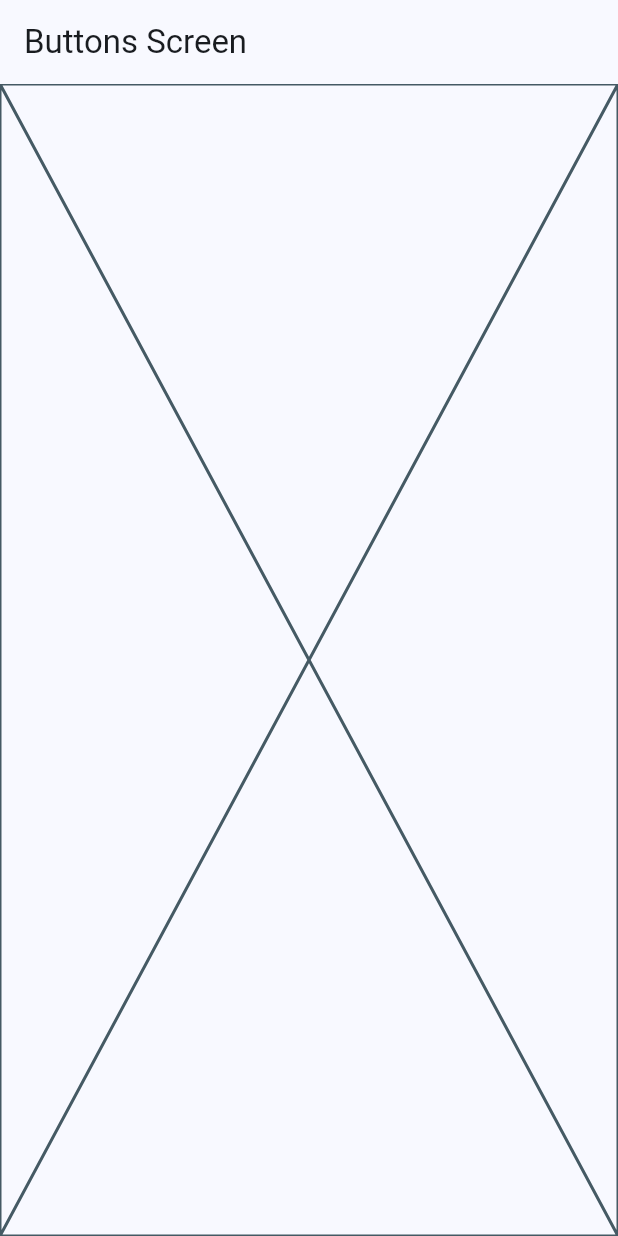
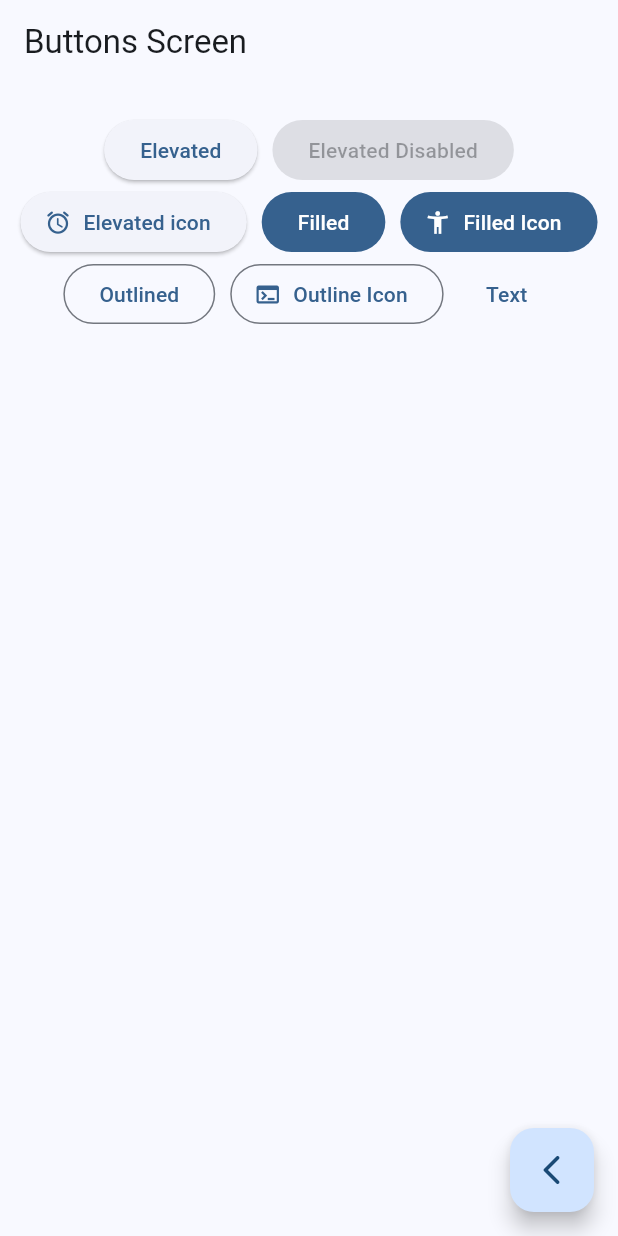
Before and after one commit to juddcito/flutter_widgets_app, a Flutter app: the ButtonsScreen screen opened by its route, on a phone screen of 412 x 824 dp. Run offline on Flutter 3.47's test engine with Material 2 defaults, Android fonts, the phone set to English and light mode, and no system bars; our stand-ins replace go_router.

Commit message:
Butons screen

```diff
--- a/lib/presentation/screens/buttons/buttons_screen.dart
+++ b/lib/presentation/screens/buttons/buttons_screen.dart
@@ -1,4 +1,5 @@
 import 'package:flutter/material.dart';
+import 'package:go_router/go_router.dart';
 
 class ButtonsScreen extends StatelessWidget {
   const ButtonsScreen({super.key});
@@ -7,9 +8,59 @@ class ButtonsScreen extends StatelessWidget {
   Widget build(BuildContext context) {
     return Scaffold(
       appBar: AppBar(
-        title: Text('Buttons Screen'),
+        title: const Text('Buttons Screen'),
       ),
-      body: Placeholder()
+      body: const _ButtonsView(),
+      floatingActionButton: FloatingActionButton(
+        child: const Icon( Icons.arrow_back_ios_rounded ),
+        onPressed: () {
+          context.pop();
+        } ,
+      ),
     );
   }
 }
+
+class _ButtonsView extends StatelessWidget {
+  const _ButtonsView();
+
+  @override
+  Widget build(BuildContext context) {
+    return SizedBox(
+      // llegar hasta lo que pueda el padre
+      width: double.infinity,
+      child: Padding(
+        padding: const EdgeInsets.symmetric(horizontal: 10, vertical: 20),
+        child: SizedBox(
+          // wrap crea filas según el tamaño de los hijos
+          child: Wrap(
+            spacing: 10,
+            alignment: WrapAlignment.center,
+            children: [
+              ElevatedButton(onPressed: () {}, child: const Text('Elevated')),
+              const ElevatedButton(onPressed: null, child: Text('Elevated Disabled')),
+              ElevatedButton.icon(
+                onPressed: () {},
+                icon: const Icon( Icons.access_alarm_rounded ),
+                label: const Text('Elevated icon'),
+              ),
+              FilledButton(onPressed: () {}, child: const Text('Filled')),
+              FilledButton.icon(
+                onPressed: () {},
+                icon: const Icon( Icons.accessibility_new ),
+                label: const Text('Filled Icon')
+              ),
+              OutlinedButton(onPressed: () {}, child: const Text('Outlined')),
+              OutlinedButton.icon(
+                onPressed: () {},
+                label: const Text('Outline Icon'),
+                icon: const Icon( Icons.terminal ),
+              ),
+              TextButton(onPressed: () {}, child: const Text('Text'))
+            ],
+          ),
+        ),
+      ),
+    );
+  }
+}
```
